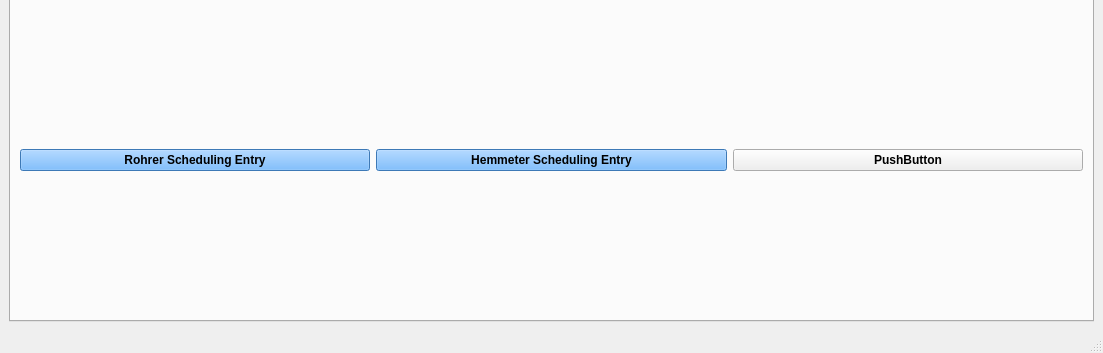
HunterProgram22/MuniEntry, file package/views/ui/MainWindow.ui: the form before one commit; both pictures show x 0 to 1103 and y 454 to 807 of the 1103 by 807 pixel window.
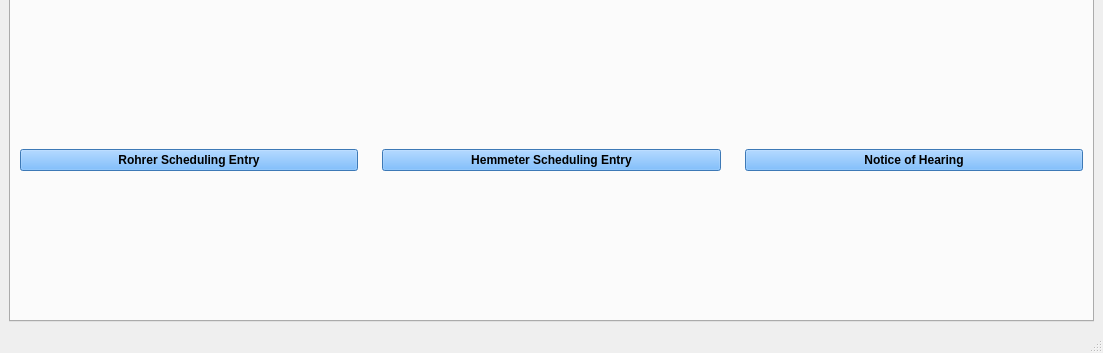
The form after the commit. The open tabs and pages were chosen to show the change. Custom widgets are drawn as their Qt base class.

Commit message: Adding notice of hearing.

```diff
--- a/package/views/ui/MainWindow.ui
+++ b/package/views/ui/MainWindow.ui
@@ -705,10 +705,19 @@
           <string>Scheduling</string>
          </attribute>
          <layout class="QGridLayout" name="gridLayout_4" columnstretch="1,1,1">
+          <property name="horizontalSpacing">
+           <number>24</number>
+          </property>
+          <property name="verticalSpacing">
+           <number>12</number>
+          </property>
           <item row="1" column="2">
-           <widget class="QPushButton" name="pushButton_12">
+           <widget class="QPushButton" name="notice_of_hearingEntryButton">
+            <property name="styleSheet">
+             <string notr="true">background-color: rgb(85, 170, 255);</string>
+            </property>
             <property name="text">
-             <string>PushButton</string>
+             <string>Notice of Hearing</string>
             </property>
            </widget>
           </item>
```
Left out of the diff: 2 changed lines with no effect on the pictures. The commit also changes 7 other files.
